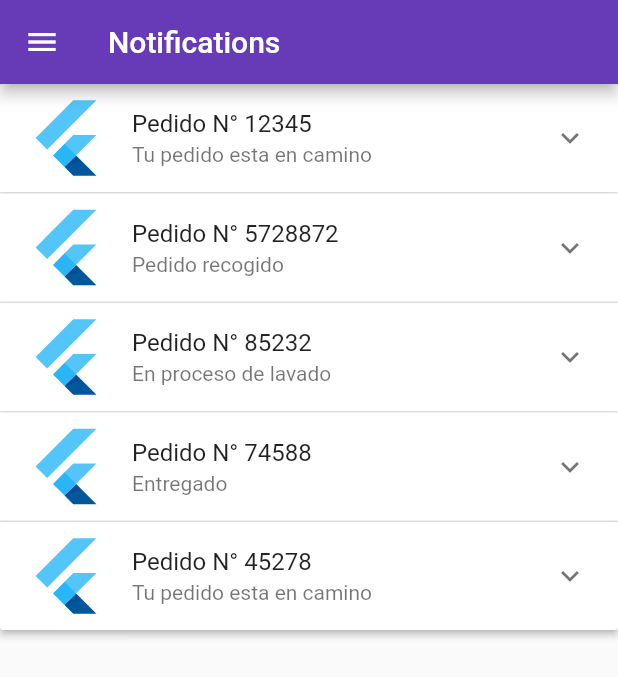
After one commit to washi-mobile-app/washi_mobile_app_flutter, a Flutter app: the Notifications screen opened directly, on a phone screen of 412 x 824 dp. The commit adds this screen. Shown: the top 677 px of the screen. Run offline on Flutter 3.47's test engine with Material 2 defaults, Android fonts, the phone set to English and light mode, and no system bars; missing offline and left inert: dart:ffi; key blocks and very long unbroken strings in the code were emptied for the run.

Commit message:
notifications

```diff
--- a/lib/pages/NavBar.dart
+++ b/lib/pages/NavBar.dart
@@ -2,6 +2,8 @@ import 'package:flutter/material.dart';
 import 'package:washi_flutter_app/pages/laundries.dart';
 import 'package:washi_flutter_app/pages/orders.dart';
 import 'package:washi_flutter_app/pages/promotions_list.dart';
+
+import 'Notifications.dart';
 
 class NavBar extends StatelessWidget {
   @override
@@ -41,7 +43,12 @@ class NavBar extends StatelessWidget {
       ListTile(
         leading: Icon(Icons.notifications),
         title: Text('Notificationes'),
-      ),
+        onTap: () {
+            Navigator.push(
+                context,
+                MaterialPageRoute(
+                    builder: (BuildContext context) => Notifications()));
+        }),
       ListTile(
         leading: Icon(Icons.bookmark),
         title: Text('Mis órdenes'),
--- /dev/null
+++ b/lib/pages/Notifications.dart
@@ -0,0 +1,90 @@
+import 'package:flutter/material.dart';
+import 'NavBar.dart';
+
+class Notifications extends StatefulWidget {
+  @override
+  _NotificationsState createState() => _NotificationsState();
+}
+
+class _NotificationsState extends State<Notifications>{
+
+  final List<Item> _data = <Item>[
+    Item(
+      headerValue:'Pedido N° 12345',
+      expandedValue:'09:52 p.m. Su pedido N° 12345 esta en camino a su dirección',
+      subtitle: 'Tu pedido esta en camino'
+    ),
+    Item(
+      headerValue:'Pedido N° 5728872',
+      expandedValue:'08:30 a.m. Su pedido N° 5728872 ha sido recogido',
+      subtitle: 'Pedido recogido'
+    ),Item(
+      headerValue:'Pedido N° 85232',
+      expandedValue:'10:05 p.m. Su pedido N° 85232 esta siendo lavado',
+      subtitle: 'En proceso de lavado'
+    ),
+    Item(
+      headerValue:'Pedido N° 74588',
+      expandedValue:'09:00 a.m. Su pedido N° 74588 ha sido entregado',
+      subtitle: 'Entregado'
+    ),
+    Item(
+      headerValue:'Pedido N° 45278',
+      expandedValue:'06:08 p.m. Su pedido N° 45278 esta en camino a su dirección',
+      subtitle: 'Tu pedido esta en camino'
+    ),
+  ];
+
+  Widget _buildListPanel() {
+    return ExpansionPanelList(
+      expansionCallback: (int index, bool isExpanded){
+        setState((){
+          _data[index].isExpanded = !isExpanded;
+        });
+      },
+      children: _data.map<ExpansionPanel>((Item item){
+        return ExpansionPanel(
+          headerBuilder: (BuildContext context, bool isExpanded){
+            return ListTile(
+              leading: FlutterLogo(size: 56.0),
+              title: Text(item.headerValue),
+              subtitle: Text(item.subtitle)
+            );
+          },
+          body: ListTile(
+            title: Text(item.expandedValue),
+
+          ),
+          isExpanded: item.isExpanded
+        );
+      }).toList(),
+    );
+  }
+  @override
+  Widget build(BuildContext context) {
+    return Scaffold(
+      drawer: NavBar(),
+      appBar: AppBar(
+        title: Text('Notifications'),
+      ),
+      body: SingleChildScrollView(
+        child: Container(
+          child: _buildListPanel(),
+        )
+      )
+    );
+  }
+}
+
+class Item {
+  String expandedValue;
+  String headerValue;
+  String subtitle;
+  bool isExpanded;
+  Item({
+    required this.expandedValue,
+    required this.headerValue,
+    required this.subtitle,
+    this.isExpanded = false,
+  });
+}
```
Also changed, not shown: pubspec.lock.
